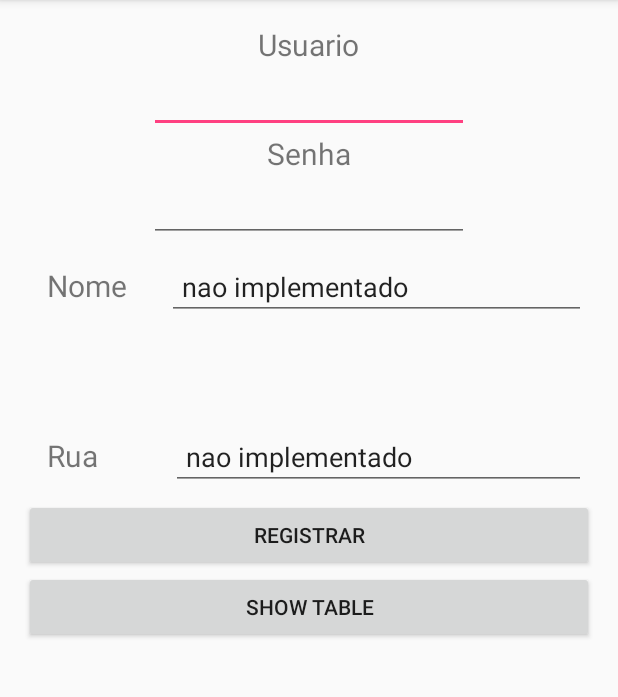
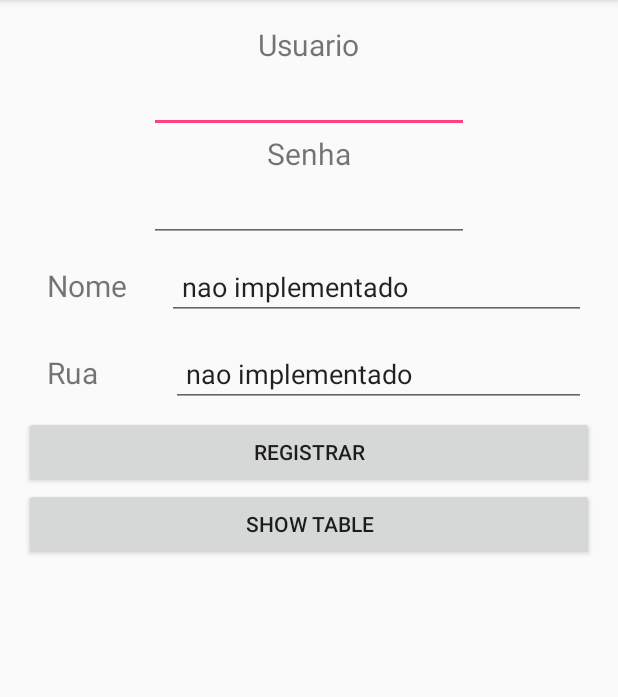
Before and after one commit to vicortez/PdsoftTrab2, an Android app: the NewUser screen opened directly, with no data from a screen before it, after a tap on "REGISTRAR", on a phone screen of 412 x 824 dp, the part 84-781 px from its top. Run offline under Robolectric (Android 15) with nearby library versions, the phone set to English and light mode, and no system bars.

Commit message:
adicionado cadastro unico de usuario, modificaçoes no layout geral

```diff
--- a/app/src/main/AndroidManifest.xml
+++ b/app/src/main/AndroidManifest.xml
@@ -15,7 +15,8 @@
                 <category android:name="android.intent.category.LAUNCHER" />
             </intent-filter>
         </activity>
-        <activity android:name=".NewUser"></activity>
+        <activity android:name=".NewUser" />
+        <activity android:name=".UserScreen"></activity>
     </application>
 
 </manifest>
--- a/app/src/main/java/cortez/pdsofttrab2/DBAdapter.java
+++ b/app/src/main/java/cortez/pdsofttrab2/DBAdapter.java
@@ -46,9 +46,11 @@ public class DBAdapter extends SQLiteOpenHelper{
             values.put("usuario", user.getUser());
             values.put("senha", user.getSenha());
             db.insert("tabela",null,values);
+            db.close();
         }catch(SQLException e){
             e.printStackTrace();
         }
+
 
 
 
@@ -70,6 +72,7 @@ public class DBAdapter extends SQLiteOpenHelper{
                     user = new User();
                     user.setUser(cursor.getString(cursor.getColumnIndex("usuario")));
                     user.setSenha(cursor.getString(cursor.getColumnIndex("senha")));
+                    user.setId(cursor.getInt(cursor.getColumnIndex("id")));
 
                     // Add book to books
                     users.add(user);
@@ -77,6 +80,7 @@ public class DBAdapter extends SQLiteOpenHelper{
             }
 
             Log.d("getAllUsers()", users.toString());
+            db.close();
         }catch(SQLException e){
             e.printStackTrace();
             return null;
@@ -87,6 +91,32 @@ public class DBAdapter extends SQLiteOpenHelper{
 
     }
 
+    public List<User> searchFor(String row, String word, String table) {
+        List<User> users = new LinkedList<User>();
+        SQLiteDatabase db = this.getWritableDatabase();
+        try {
+            Cursor cursor = db.rawQuery("SELECT " + row + " FROM " + table + " WHERE " + row + " =?", new String[]{word});
+            User user = null;
+            if (cursor.moveToFirst()) {
+                do {
+                    user = new User();
+                    user.setUser(cursor.getString(cursor.getColumnIndex("usuario")));
+                    users.add(user);
+                } while (cursor.moveToNext());
+            }
+
+            Log.d("getAllUsers()", users.toString());
+            db.close();
+        } catch (SQLException e) {
+            e.printStackTrace();
+            return null;
+        }
+        return users;
+    }
+
+
+
+
 
 
 
--- a/app/src/main/java/cortez/pdsofttrab2/NewUser.java
+++ b/app/src/main/java/cortez/pdsofttrab2/NewUser.java
@@ -34,20 +34,28 @@ public class NewUser extends AppCompatActivity {
 
     public void onClick(View v){
         switch (v.getId()){
+
             case (R.id.createNewUserButton):
                 user = new User();
                 user.setUser(userEditText.getText().toString());
                 user.setSenha(senhaEdittext.getText().toString());
-                db.addUser(user);
-                Toast t = Toast.makeText(this, "user adicionado!\n", Toast.LENGTH_LONG);
-                t.show();
+                if(db.searchFor("usuario",user.getUser(),"tabela").size() == 0) {
+                    db.addUser(user);
+                    Toast t = Toast.makeText(this, "user adicionado!", Toast.LENGTH_LONG);
+                    t.show();
+                }
+                else{
+                    Toast t = Toast.makeText(this, "Nome de usuario já existe.",Toast.LENGTH_LONG);
+                    t.show();
+                }
                 break;
+
             case(R.id.showTableButton):
                 List<User> users = db.getAllUsers();
                 for (int i=0;i<users.size();i++) {
                     System.out.println(users.get(i).getUser());
                 }
-                t = Toast.makeText(this, "mostrando tabela", Toast.LENGTH_LONG);
+                Toast t = Toast.makeText(this, "mostrando tabela", Toast.LENGTH_LONG);
                 t.show();
                 listaTextView.setText("");
                 for (int i=0;i<users.size();i++) {
--- a/app/src/main/java/cortez/pdsofttrab2/User.java
+++ b/app/src/main/java/cortez/pdsofttrab2/User.java
@@ -11,8 +11,9 @@ public class User {
     String senha;
     String nome;
     String rua;
+    int id;
 
-    User(){
+    User() {
 
     }
 
@@ -47,4 +48,8 @@ public class User {
     public void setUser(String user) {
         this.user = user;
     }
+
+    public int getId() { return id; }
+
+    public void setId(int id) { this.id = id; }
 }
--- a/app/src/main/res/layout/activity_new_user.xml
+++ b/app/src/main/res/layout/activity_new_user.xml
@@ -10,17 +10,22 @@
     android:paddingTop="@dimen/activity_vertical_margin"
     tools:context="cortez.pdsofttrab2.NewUser">
 
+    <ScrollView
+        android:layout_width="match_parent"
+        android:layout_height="match_parent">
+
         <LinearLayout
             android:orientation="vertical"
             android:layout_width="match_parent"
-        android:layout_height="match_parent"
+            android:layout_height="wrap_content"
             android:layout_alignParentTop="true"
             android:layout_alignParentStart="true"
             android:weightSum="1">
 
             <RelativeLayout
                 android:layout_width="match_parent"
-            android:layout_height="wrap_content">
+                android:layout_height="wrap_content"
+                android:id="@+id/userField">
 
                 <TextView
                     android:text="Usuario"
@@ -65,7 +70,8 @@
                 android:layout_height="wrap_content"
                 android:layout_below="@+id/linearLayout"
                 android:layout_alignParentStart="true"
-            android:padding="5sp">
+                android:padding="5sp"
+                android:id="@+id/nameField">
 
                 <TextView
                     android:text="Nome"
@@ -92,8 +98,8 @@
                 android:layout_height="wrap_content"
                 android:layout_alignParentTop="true"
                 android:layout_alignParentStart="true"
-            android:layout_marginTop="55dp"
-            android:padding="5sp">
+                android:padding="5sp"
+                android:id="@+id/streetField">
 
                 <TextView
                     android:text="Rua"
@@ -130,7 +136,7 @@
 
             <ScrollView
                 android:layout_width="match_parent"
-            android:layout_height="match_parent">
+                android:layout_height="150sp">
 
                 <LinearLayout
                     android:layout_width="match_parent"
@@ -145,5 +151,6 @@
             </ScrollView>
 
         </LinearLayout>
+    </ScrollView>
 
 </RelativeLayout>
```
Also changed, not shown: app/src/main/java/cortez/pdsofttrab2/UserScreen.java (added, +13 -0 lines), app/src/main/res/layout/activity_main.xml (+45 -0 lines), app/src/main/res/layout/activity_user_screen.xml (added, +13 -0 lines). Lines whose indentation alone changed are shown as unchanged.
